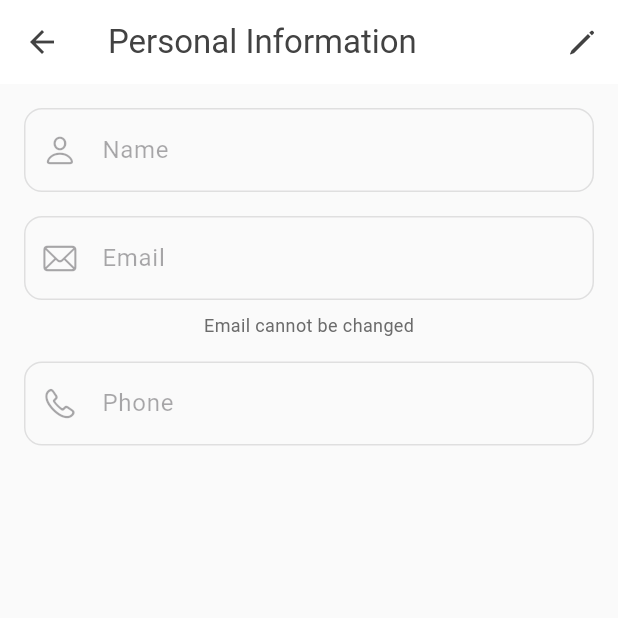
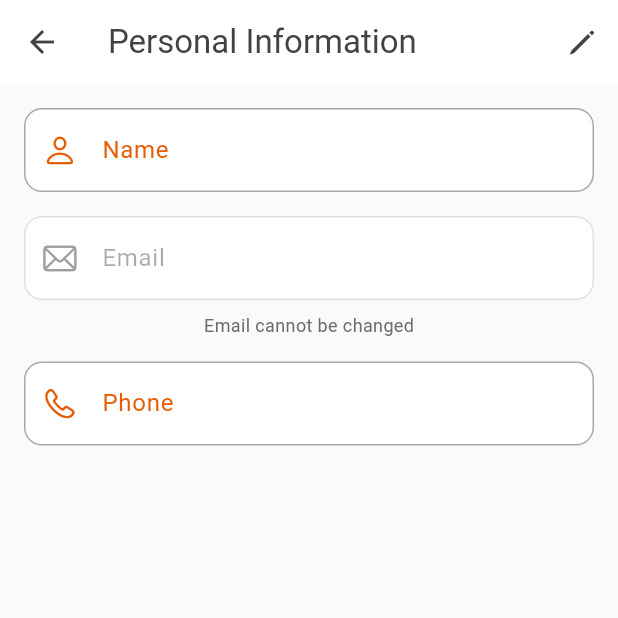
Before and after one commit to lobarashurova/MP_Project, a Flutter app: the PersonalInformationPage screen opened directly, on a phone screen of 412 x 824 dp, the top half of it. Run offline on Flutter 3.47's test engine with Material 3 defaults, Android fonts, the phone set to English and light mode, and no system bars; our stand-ins replace cloud_firestore, dio, firebase_auth, firebase_core, hive, hive_flutter and 2 more; accounts and stored records are empty; network calls fail.

Commit message:
final touches on the order pages and profile page

```diff
--- a/lib/presentation/orders/checkout_page.dart
+++ b/lib/presentation/orders/checkout_page.dart
@@ -86,8 +86,8 @@ class _CheckoutPageState extends State<CheckoutPage> {
       backgroundColor: AppColors.background,
       appBar: AppBar(
         title: const Text('Checkout'),
-        backgroundColor: AppColors.surface,
-        foregroundColor: AppColors.iconPrimary,
+        backgroundColor: Colors.white,
+        foregroundColor: Colors.black,
         elevation: 0,
       ),
       body: cart.items.isEmpty
--- a/lib/presentation/profile/about_page.dart
+++ b/lib/presentation/profile/about_page.dart
@@ -82,7 +82,7 @@ class AboutPage extends StatelessWidget {
                     ],
                   ),
                   SizedBox(height: 8),
-                  Text('© 2024 Xurmo. All rights reserved.', style: TextStyle(fontSize: 12, color: AppColors.textSecondary)),
+                  Text('© 2025 Xurmo. All rights reserved.', style: TextStyle(fontSize: 12, color: AppColors.textSecondary)),
                 ],
               ),
             ),
--- a/lib/presentation/profile/personal_info_page.dart
+++ b/lib/presentation/profile/personal_info_page.dart
@@ -41,7 +41,8 @@ class _PersonalInformationPageState extends State<PersonalInformationPage> {
     setState(() => _isLoading = true);
 
     try {
-      final doc = await FirebaseFirestore.instance.collection('users').doc(user.uid).get();
+      final doc = await FirebaseFirestore.instance.collection('users').doc(
+          user.uid).get();
       if (doc.exists) {
         final data = doc.data()!;
         _nameController.text = data['name'] ?? '';
@@ -66,15 +67,18 @@ class _PersonalInformationPageState extends State<PersonalInformationPage> {
     setState(() => _isLoading = true);
 
     try {
-      await FirebaseFirestore.instance.collection('users').doc(user.uid).update({
-        'name': _nameController.text.trim(),
-        'phone': _phoneController.text.trim(),
-        'updatedAt': FieldValue.serverTimestamp(),
-      });
+      await FirebaseFirestore.instance.collection('users').doc(user.uid).update(
+          {
+            'name': _nameController.text.trim(),
+            'phone': _phoneController.text.trim(),
+            'updatedAt': FieldValue.serverTimestamp(),
+          });
 
       setState(() => _isEditing = false);
       ScaffoldMessenger.of(context).showSnackBar(
-        const SnackBar(content: Text('Profile updated!', style: TextStyle(color: Colors.white)), backgroundColor: AppColors.success),
+        const SnackBar(content: Text(
+            'Profile updated!', style: TextStyle(color: Colors.white)),
+            backgroundColor: AppColors.success),
       );
     } catch (e) {
       ScaffoldMessenger.of(context).showSnackBar(
@@ -91,12 +95,13 @@ class _PersonalInformationPageState extends State<PersonalInformationPage> {
       backgroundColor: AppColors.background,
       appBar: AppBar(
         title: const Text('Personal Information'),
-        backgroundColor: AppColors.surface,
+        backgroundColor: Colors.white,
         foregroundColor: AppColors.iconPrimary,
         elevation: 0,
         actions: [
           if (!_isEditing)
-            IconButton(icon: const Icon(CupertinoIcons.pencil), onPressed: () => setState(() => _isEditing = true)),
+            IconButton(icon: const Icon(CupertinoIcons.pencil),
+                onPressed: () => setState(() => _isEditing = true)),
         ],
       ),
       body: _isLoading
@@ -110,10 +115,23 @@ class _PersonalInformationPageState extends State<PersonalInformationPage> {
               TextFormField(
                 controller: _nameController,
                 enabled: _isEditing,
+                cursorColor: AppColors.primary,
                 decoration: InputDecoration(
                   labelText: 'Name',
-                  prefixIcon: const Icon(CupertinoIcons.person),
-                  border: OutlineInputBorder(borderRadius: BorderRadius.circular(12)),
+                  labelStyle: TextStyle(color: AppColors.primary),
+                  prefixIcon: const Icon(CupertinoIcons.person,color: AppColors.primary),
+                  border: OutlineInputBorder(
+                      borderRadius: BorderRadius.circular(12)),
+                  enabledBorder: OutlineInputBorder( // Add this
+                    borderRadius: BorderRadius.circular(12),
+                    borderSide: BorderSide(color: AppColors.primary),
+                  ),
+                  focusedBorder: OutlineInputBorder( // Add this
+                    borderRadius: BorderRadius.circular(12),
+                    borderSide: BorderSide(color: AppColors.primary, width: 2),
+                  ),
+                  filled: true,
+                  fillColor: Colors.white,
                 ),
                 validator: (v) => v?.isEmpty ?? true ? 'Name required' : null,
               ),
@@ -123,23 +141,47 @@ class _PersonalInformationPageState extends State<PersonalInformationPage> {
                 enabled: false,
                 decoration: InputDecoration(
                   labelText: 'Email',
-                  prefixIcon: const Icon(CupertinoIcons.mail),
-                  border: OutlineInputBorder(borderRadius: BorderRadius.circular(12)),
+                  prefixIcon: const Icon(CupertinoIcons.mail, color: Colors.grey),
+                  border: OutlineInputBorder(
+                      borderRadius: BorderRadius.circular(12)),
+                  disabledBorder: OutlineInputBorder( // Add this for disabled state
+                    borderRadius: BorderRadius.circular(12),
+                    borderSide: BorderSide(color: Colors.grey.shade300),
+                  ),
+                  filled: true,
+                  fillColor: Colors.white,
                 ),
               ),
               const SizedBox(height: 8),
-              const Text('Email cannot be changed', style: TextStyle(fontSize: 12, color: AppColors.textSecondary)),
+              const Text('Email cannot be changed', style: TextStyle(
+                  fontSize: 12, color: AppColors.textSecondary)),
               const SizedBox(height: 16),
               TextFormField(
                 controller: _phoneController,
                 enabled: _isEditing,
+                cursorColor: AppColors.primary,
                 keyboardType: TextInputType.phone,
                 decoration: InputDecoration(
                   labelText: 'Phone',
-                  prefixIcon: const Icon(CupertinoIcons.phone),
-                  border: OutlineInputBorder(borderRadius: BorderRadius.circular(12)),
+                  labelStyle: TextStyle(color: AppColors.primary),
+                  prefixIcon: const Icon(CupertinoIcons.phone,  color: AppColors.primary),
+                  border: OutlineInputBorder(
+                      borderRadius: BorderRadius.circular(12)),
+                  enabledBorder: OutlineInputBorder( // Add this
+                    borderRadius: BorderRadius.circular(12),
+                    borderSide: BorderSide(color: AppColors.primary),
+                  ),
+                  focusedBorder: OutlineInputBorder( // Add this
+                    borderRadius: BorderRadius.circular(12),
+                    borderSide: BorderSide(color: AppColors.primary, width: 2),
+                  ),
+                  filled: true,
+                  fillColor: Colors.white,
                 ),
-                validator: (v) => v != null && v.isNotEmpty && v.length < 10 ? 'Invalid phone' : null,
+                validator: (v) =>
+                v != null && v.isNotEmpty && v.length < 10
+                    ? 'Invalid phone'
+                    : null,
               ),
               const SizedBox(height: 32),
               if (_isEditing) ...[
@@ -150,9 +192,11 @@ class _PersonalInformationPageState extends State<PersonalInformationPage> {
                     style: ElevatedButton.styleFrom(
                       backgroundColor: AppColors.primary,
                       padding: const EdgeInsets.symmetric(vertical: 16),
-                      shape: RoundedRectangleBorder(borderRadius: BorderRadius.circular(12)),
+                      shape: RoundedRectangleBorder(
+                          borderRadius: BorderRadius.circular(12)),
                     ),
-                    child: const Text('Save Changes', style: TextStyle(color: Colors.white)),
+                    child: const Text(
+                        'Save Changes', style: TextStyle(color: Colors.white)),
                   ),
                 ),
                 const SizedBox(height: 12),
@@ -165,9 +209,12 @@ class _PersonalInformationPageState extends State<PersonalInformationPage> {
                     },
                     style: OutlinedButton.styleFrom(
                       padding: const EdgeInsets.symmetric(vertical: 16),
-                      shape: RoundedRectangleBorder(borderRadius: BorderRadius.circular(12)),
+                      shape: RoundedRectangleBorder(
+                          borderRadius: BorderRadius.circular(12)),
+                      side: BorderSide(color: AppColors.primary),
                     ),
-                    child: const Text('Cancel'),
+                    child: Text(
+                        'Cancel', style: TextStyle(color: AppColors.primary)),
                   ),
                 ),
               ],
--- a/lib/presentation/profile/profile_page.dart
+++ b/lib/presentation/profile/profile_page.dart
@@ -267,7 +267,7 @@ class _ProfilePageState extends State<ProfilePage> {
         child: ElevatedButton(
           onPressed: _showLogoutDialog,
           style: ElevatedButton.styleFrom(
-            backgroundColor: AppColors.error,
+            backgroundColor: AppColors.primary,
             foregroundColor: Colors.white,
             padding: const EdgeInsets.symmetric(vertical: 16),
             shape: RoundedRectangleBorder(borderRadius: BorderRadius.circular(12)),
```
Also changed, not shown: lib/presentation/orders/order_detail_page.dart (+12 -10 lines), lib/presentation/orders/order_page.dart (+10 -5 lines).
